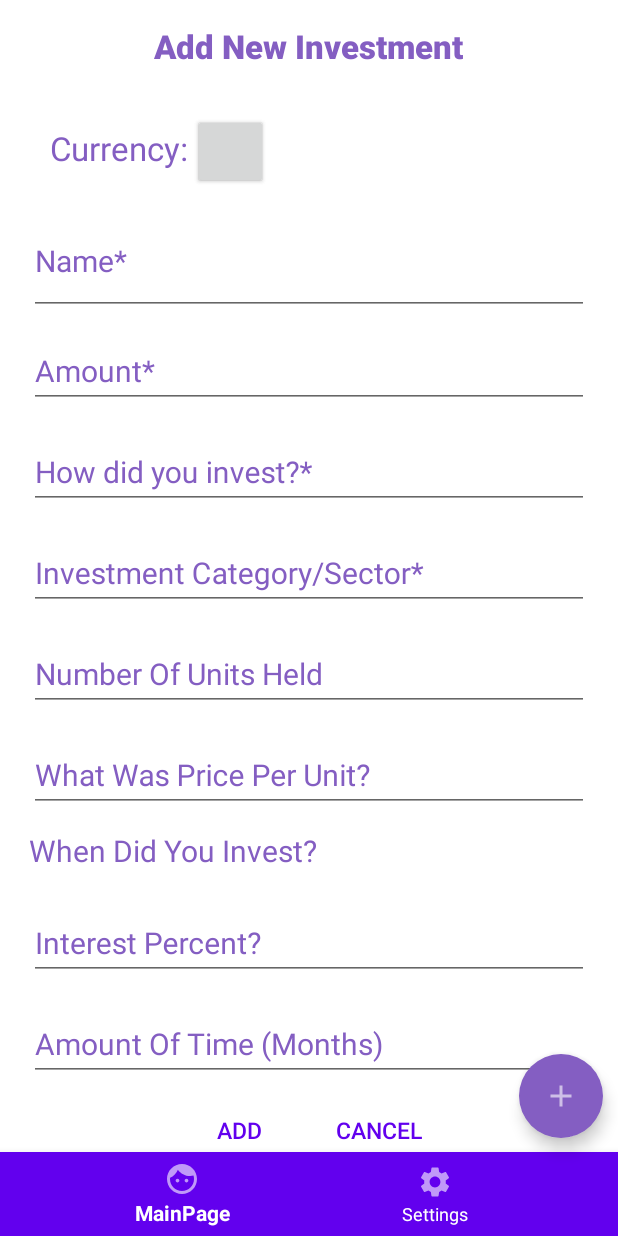
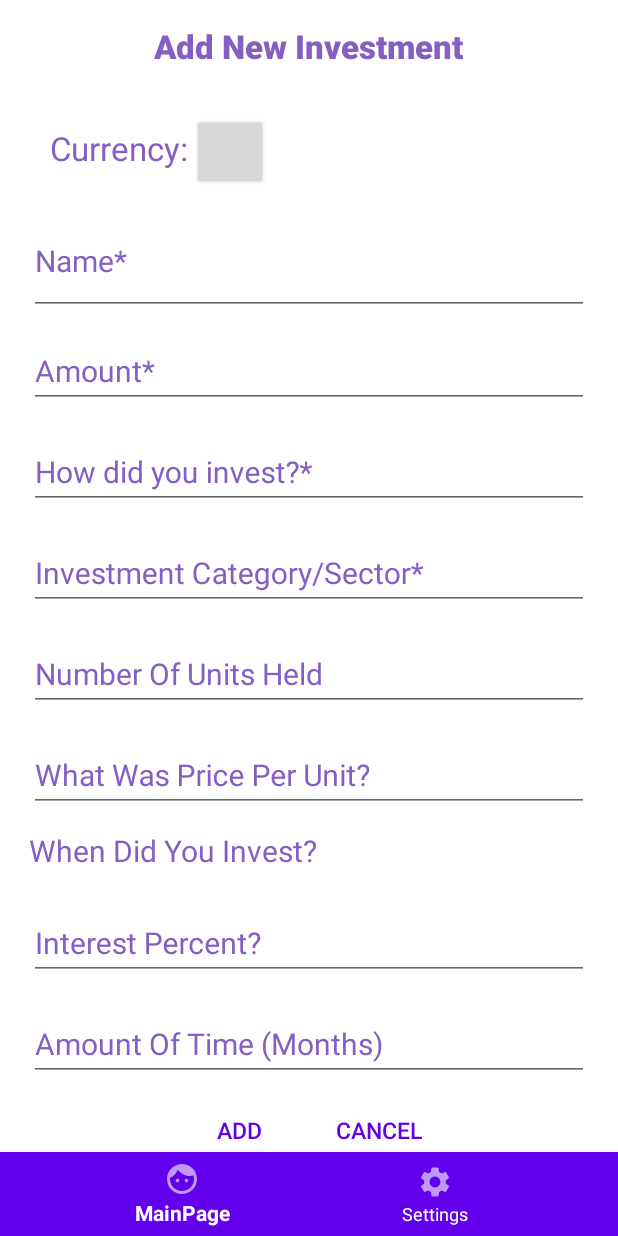
Before and after one commit to soumikshah/Plutus-InvestmentTracker, an Android app: the screen it shows after launch (MainActivity), on a phone screen of 412 x 824 dp. Run offline under Robolectric (Android 15) with nearby library versions, the phone set to English and light mode, and no system bars; libraries missing offline, so code that uses them is left out: com.github.mikephil.charting, nl.bryanderidder.themedtogglebuttongroup; plain views replace ThemedButton, ThemedToggleButtonGroup; 10 statements that could not run were skipped.

```diff
--- a/app/src/main/java/com/soumikshah/investmenttracker/view/MainActivity.kt
+++ b/app/src/main/java/com/soumikshah/investmenttracker/view/MainActivity.kt
@@ -91,7 +91,6 @@ class MainActivity : AppCompatActivity() {
         fab = findViewById<View>(R.id.fab) as FloatingActionButton
         fab!!.setOnClickListener {
             loadFragment(ShowDialog(false, null, -1))
-            viewPager!!.adapter!!.notifyDataSetChanged()
         }
     }
 
@@ -101,6 +100,7 @@ class MainActivity : AppCompatActivity() {
         transaction.add(R.id.fragment, fragment) // give your fragment container id in first parameter
         transaction.addToBackStack(null) // if written, this transaction will be added to backstack
         transaction.commit()
+        fab!!.hide()
     }
 
     private fun setupViewPager(viewPager: ViewPager?) {
--- a/app/src/main/java/com/soumikshah/investmenttracker/view/MainPageHorizontalRecyclerview.kt
+++ b/app/src/main/java/com/soumikshah/investmenttracker/view/MainPageHorizontalRecyclerview.kt
@@ -60,7 +60,6 @@ class MainPageHorizontalRecyclerview internal constructor(private val context: C
 
                 override fun onLongClick(view: View?, position: Int) {
                     (context as MainActivity).loadFragment(ShowDialog(true,investmentData[position],position))
-                    //(context as MainActivity).showInvestmentDialog(true,investmentData[position],position)
                 }
             })
         )
--- a/app/src/main/java/com/soumikshah/investmenttracker/view/ShowDialog.kt
+++ b/app/src/main/java/com/soumikshah/investmenttracker/view/ShowDialog.kt
@@ -13,6 +13,7 @@ import android.widget.EditText
 import android.widget.TextView
 import android.widget.Toast
 import androidx.fragment.app.Fragment
+import com.google.android.material.textfield.TextInputEditText
 import com.soumikshah.investmenttracker.R
 import com.soumikshah.investmenttracker.database.model.Investment
 import nl.bryanderidder.themedtogglebuttongroup.ThemedButton
@@ -21,15 +22,15 @@ import java.text.SimpleDateFormat
 import java.util.*
 
 class ShowDialog internal constructor(shouldUpdate: Boolean, investment: Investment?, position: Int): Fragment() {
-    private var inputInvestmentName: EditText? = null
-    private var inputInvestmentAmount: EditText? = null
-    private var inputInvestmentPercent: EditText? = null
-    private var inputInvestmentMedium: EditText? = null
-    private var inputInvestmentCategory: EditText? = null
+    private var inputInvestmentName: TextInputEditText? = null
+    private var inputInvestmentAmount: TextInputEditText? = null
+    private var inputInvestmentPercent: TextInputEditText? = null
+    private var inputInvestmentMedium: TextInputEditText? = null
+    private var inputInvestmentCategory: TextInputEditText? = null
     private var inputInvestmentDate:TextView? = null
-    private var inputInvestNumberOfUnitsHeld: EditText? = null
-    private var inputInvestPricePerUnit: EditText? = null
-    private var inputInvestmentNumberOfMonths: EditText? = null
+    private var inputInvestNumberOfUnitsHeld: TextInputEditText? = null
+    private var inputInvestPricePerUnit: TextInputEditText? = null
+    private var inputInvestmentNumberOfMonths: TextInputEditText? = null
     private var buttonGroup: ThemedToggleButtonGroup? = null
     private var inrButton:ThemedButton? = null
     private var dollarButton: ThemedButton? = null
@@ -139,7 +140,6 @@ class ShowDialog internal constructor(shouldUpdate: Boolean, investment: Investm
             }else if(dollarButton!!.isSelected){
                 currency = getString(R.string.usd)
             }
-//        activity?.onBackPressed()
     }
 
     private fun addInvestment(){
--- a/app/src/main/res/layout/investment_dialog.xml
+++ b/app/src/main/res/layout/investment_dialog.xml
@@ -87,7 +87,7 @@
                 app:hintTextColor="@color/investment_name"
                 android:textColorHint="@color/investment_name"
                 android:textSize="@dimen/input_new_investment">
-                <EditText
+                <com.google.android.material.textfield.TextInputEditText
                     android:id="@+id/investment"
                     android:layout_width="match_parent"
                     android:layout_height="wrap_content"
@@ -108,7 +108,7 @@
                 app:hintTextColor="@color/investment_amount"
                 android:textColorHint="@color/investment_amount"
                 android:textSize="@dimen/investment_amount">
-                <EditText
+                <com.google.android.material.textfield.TextInputEditText
                     android:id="@+id/investmentAmount"
                     android:layout_width="match_parent"
                     android:layout_height="wrap_content"
@@ -132,7 +132,7 @@
                 app:placeholderTextAppearance="@color/investment_medium"
                 android:textColorHint="@color/investment_medium"
                 android:textSize="@dimen/investment_medium">
-                <EditText
+                <com.google.android.material.textfield.TextInputEditText
                     android:id="@+id/investmentMedium"
                     android:layout_width="match_parent"
                     android:layout_height="wrap_content"
@@ -154,7 +154,7 @@
                 app:hintTextColor="@color/investment_category"
                 android:textColorHint="@color/investment_category"
                 android:textSize="@dimen/investment_category">
-                <EditText
+                <com.google.android.material.textfield.TextInputEditText
                     android:id="@+id/investmentCategory"
                     android:layout_width="match_parent"
                     android:layout_height="wrap_content"
@@ -175,7 +175,7 @@
                 app:hintTextColor="@color/investment_category"
                 android:textColorHint="@color/investment_category"
                 android:textSize="@dimen/investment_category">
-                <EditText
+                <com.google.android.material.textfield.TextInputEditText
                     android:id="@+id/investmentNumberOfUnits"
                     android:layout_width="match_parent"
                     android:layout_height="wrap_content"
@@ -196,7 +196,7 @@
                 app:hintTextColor="@color/investment_category"
                 android:textColorHint="@color/investment_category"
                 android:textSize="@dimen/investment_category">
-                <EditText
+                <com.google.android.material.textfield.TextInputEditText
                     android:id="@+id/investmentPricePerUnit"
                     android:layout_width="match_parent"
                     android:layout_height="wrap_content"
@@ -242,7 +242,7 @@
                 android:textColorHint="@color/investment_interest_percent"
                 android:textSize="@dimen/investment_interest">
 
-                <EditText
+                <com.google.android.material.textfield.TextInputEditText
                     android:id="@+id/investmentInterest"
                     android:layout_width="match_parent"
                     android:layout_height="wrap_content"
@@ -264,7 +264,7 @@
                 android:textAllCaps="true"
                 android:textColorHint="@color/investment_amount_of_month"
                 android:textSize="@dimen/investment_category">
-                <EditText
+                <com.google.android.material.textfield.TextInputEditText
                     android:id="@+id/investedNumberOfMonths"
                     android:layout_width="match_parent"
                     android:layout_height="wrap_content"
```
